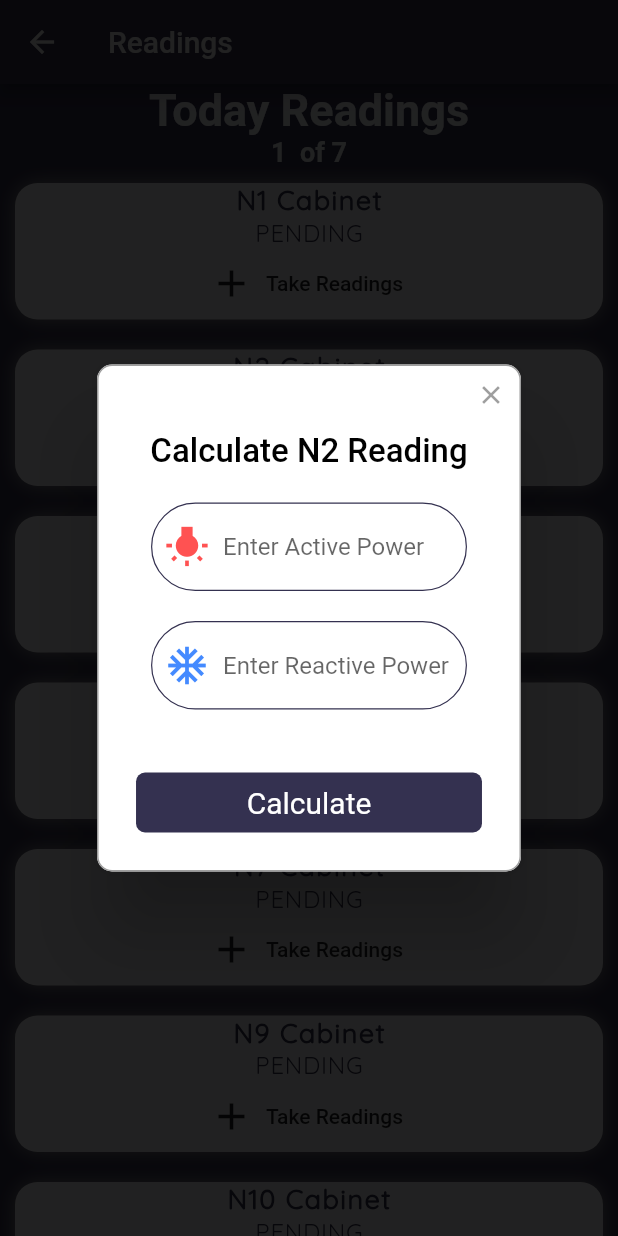
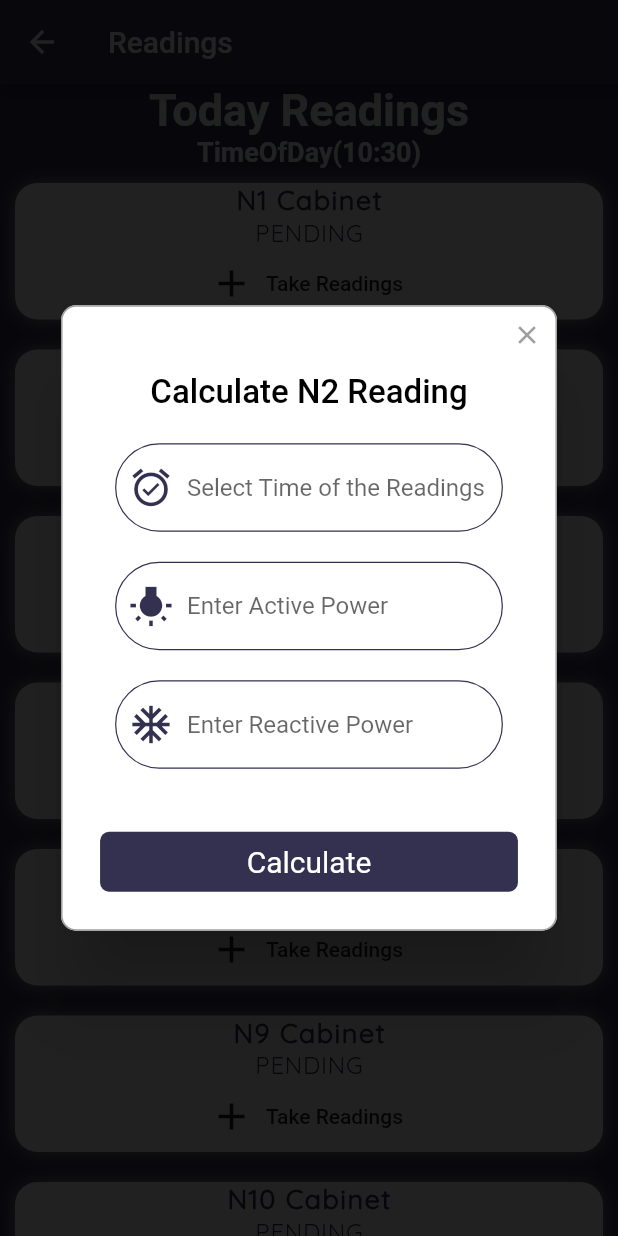
Before and after one commit to felexkuria/Substation-App, a Flutter app: the ReadingScreen screen opened by its route, after a tap on "N2 Cabinet", on a phone screen of 412 x 824 dp. Run offline on Flutter 3.47's test engine with Material 2 defaults, Android fonts, the phone set to English and light mode, and no system bars; drawn by our look-alikes of rflutter_alert; our stand-ins replace firebase_auth, firebase_core, fluttertoast, google_sign_in; accounts and stored records are empty.

Commit message:
finished few bugs

```diff
--- a/lib/constants/constant.dart
+++ b/lib/constants/constant.dart
@@ -15,7 +15,7 @@ const kInputdecoration = InputDecoration(
     fillColor: Colors.white,
     prefixIcon: Icon(
       Icons.wb_incandescent,
-      color: Colors.redAccent,
+      color: Color(0xFF343150),
       size: 30.0,
     ),
     border: OutlineInputBorder(
@@ -34,7 +34,7 @@ const kInputdecoration = InputDecoration(
 const kReactivedecoration = InputDecoration(
   prefixIcon: Icon(
     Icons.ac_unit,
-    color: Colors.blueAccent,
+    color: Color(0xFF343150),
     size: 30.0,
   ),
   filled: true,
@@ -53,3 +53,25 @@ const kReactivedecoration = InputDecoration(
     borderSide: BorderSide(width: 0.8, color: activeCardColor),
   ),
 );
+const kTimedecoration = InputDecoration(
+  prefixIcon: Icon(
+    Icons.alarm_on,
+    color: Color(0xFF343150),
+    size: 30.0,
+  ),
+  filled: true,
+  fillColor: Colors.white,
+  hintText: 'Select Time of the Readings',
+  border: OutlineInputBorder(
+    borderRadius: BorderRadius.all(
+      Radius.circular(30.0),
+    ),
+    borderSide: BorderSide(width: 0.8),
+  ),
+  enabledBorder: OutlineInputBorder(
+    borderRadius: BorderRadius.all(
+      Radius.circular(30.0),
+    ),
+    borderSide: BorderSide(width: 0.8, color: activeCardColor),
+  ),
+);
--- a/lib/main.dart
+++ b/lib/main.dart
@@ -3,13 +3,20 @@ import 'package:substation_app/screens/dashboard.dart';
 import 'package:substation_app/screens/homescreen.dart';
 import 'package:substation_app/screens/reading_screen.dart';
 import 'package:substation_app/screens/worker.dart';
-import 'package:substation_app/widgets/reading_card.dart';
+
+const inActiveCardColor = Color(0xFFF9FAFC);
+const activeCardColor = Color(0xFF3A3756);
 
 void main() {
   runApp(MaterialApp(
     debugShowCheckedModeBanner: false,
     theme: ThemeData(
-      primaryColor: Color(0xFF3A3756),
+      primaryColor: Color(0xFF343150),
+      timePickerTheme: TimePickerThemeData(
+          backgroundColor: Color(0xFF343150),
+          dialHandColor: activeCardColor,
+          // hourMinuteColor: inActiveCardColor,
+          hourMinuteTextColor: Colors.white),
     ),
     initialRoute: '/',
     routes: {
--- a/lib/models/user.dart
+++ b/lib/models/user.dart
@@ -1,5 +1,3 @@
-import 'package:flutter/widgets.dart';
-
 class User {
   String name;
   String shift;
--- a/lib/screens/homescreen.dart
+++ b/lib/screens/homescreen.dart
@@ -4,8 +4,6 @@ import 'package:flutter/material.dart';
 import 'package:fluttertoast/fluttertoast.dart';
 import 'package:rflutter_alert/rflutter_alert.dart';
 
-import 'file:///C:/Users/User/Documents/Project%20Genesis/Android%20Projects/Flutter/substation_app/lib/services/sign_in.dart';
-import 'package:substation_app/screens/dashboard.dart';
 import 'package:substation_app/widgets/custom_text_field.dart';
 import 'package:http/http.dart' as http;
 
--- a/lib/screens/reading_screen.dart
+++ b/lib/screens/reading_screen.dart
@@ -1,7 +1,6 @@
 import 'package:flutter/material.dart';
 import 'package:rflutter_alert/rflutter_alert.dart';
 import 'package:substation_app/widgets/custom_text_field.dart';
-import 'package:substation_app/widgets/person_card.dart';
 import 'package:substation_app/widgets/reading_card.dart';
 import 'package:substation_app/constants/constant.dart';
 
@@ -14,6 +13,7 @@ String processing;
 
 // String _displayName;
 bool _loading = false;
+TimeOfDay _timeOfDay = TimeOfDay.now();
 
 class ReadingScreen extends StatefulWidget {
   @override
@@ -21,6 +21,18 @@ class ReadingScreen extends StatefulWidget {
 }
 
 class _ReadingScreenState extends State<ReadingScreen> {
+  TextEditingController _timeController = TextEditingController();
+  void _handleTime() async {
+    final TimeOfDay timeOfDay =
+        await showTimePicker(context: context, initialTime: TimeOfDay.now());
+    if (timeOfDay != null && timeOfDay != _timeOfDay) {
+      setState(() {
+        _timeOfDay = timeOfDay;
+      });
+      _timeController.text = _timeOfDay.toString();
+    }
+  }
+
   @override
   Widget build(BuildContext context) {
     return Scaffold(
@@ -44,7 +56,7 @@ class _ReadingScreenState extends State<ReadingScreen> {
                         fontWeight: FontWeight.bold),
                   ),
                   Text(
-                    '1  of 7',
+                    _timeOfDay.toString(),
                     style: kLabelTextStyle,
                   )
                 ],
@@ -65,64 +77,7 @@ class _ReadingScreenState extends State<ReadingScreen> {
                   status: 'PENDING',
                   fontW: FontWeight.w300,
                   onPressed: () {
-                    Alert(
-                        context: context,
-                        title: "Calculate N2 Reading",
-                        content: Padding(
-                          padding: EdgeInsets.all(16.0),
-                          child: Column(
-                            // crossAxisAlignment: CrossAxisAlignment.stretch,
-                            children: <Widget>[
-                              Column(
-                                children: <Widget>[
-                                  TextField(
-                                    decoration: kInputdecoration,
-                                    onChanged: (validator) {
-                                      setState(() {
-                                        _activepower = validator;
-                                        processing = _activepower;
-                                        print(_activepower);
-                                      });
-                                    },
-                                  ),
-                                  SizedBox(
-                                    height: 20.0,
-                                  ),
-                                  TextField(
-                                    decoration: kReactivedecoration,
-                                    // validator: emailValidator,
-
-                                    onChanged: (validator) {
-                                      setState(() {
-                                        _reactivepower = validator;
-                                        print(_reactivepower);
-                                      });
-                                    },
-                                  ),
-                                ],
-                              ),
-                            ],
-                          ),
-                        ),
-                        buttons: [
-                          DialogButton(
-                            color: Color(0xFF343150),
-                            onPressed: () {
-                              Navigator.popAndPushNamed(context, '/reading');
-                              print(_activepower);
-                              print(_reactivepower);
-                            },
-                            child: _loading == false
-                                ? Text(
-                                    "Calculate",
-                                    style: TextStyle(
-                                        color: Colors.white, fontSize: 20),
-                                  )
-                                : CircularProgressIndicator(
-                                    backgroundColor: Colors.red,
-                                  ),
-                          ),
-                        ]).show();
+                    buildAlert(context).show();
                   },
                 ),
                 ReadingCard(
@@ -140,6 +95,7 @@ class _ReadingScreenState extends State<ReadingScreen> {
                             children: <Widget>[
                               Form(
                                 key: _formKey,
+                                // ignore: deprecated_member_use
                                 autovalidate: _autoValidate,
                                 child: Column(
                                   children: <Widget>[
@@ -208,6 +164,7 @@ class _ReadingScreenState extends State<ReadingScreen> {
                             children: <Widget>[
                               Form(
                                 key: _formKey,
+                                // ignore: deprecated_member_use
                                 autovalidate: _autoValidate,
                                 child: Column(
                                   children: <Widget>[
@@ -262,6 +219,7 @@ class _ReadingScreenState extends State<ReadingScreen> {
                             children: <Widget>[
                               Form(
                                 key: _formKey,
+                                // ignore: deprecated_member_use
                                 autovalidate: _autoValidate,
                                 child: Column(
                                   children: <Widget>[
@@ -316,6 +274,7 @@ class _ReadingScreenState extends State<ReadingScreen> {
                             children: <Widget>[
                               Form(
                                 key: _formKey,
+                                // ignore: deprecated_member_use
                                 autovalidate: _autoValidate,
                                 child: Column(
                                   children: <Widget>[
@@ -370,6 +329,7 @@ class _ReadingScreenState extends State<ReadingScreen> {
                             children: <Widget>[
                               Form(
                                 key: _formKey,
+                                // ignore: deprecated_member_use
                                 autovalidate: _autoValidate,
                                 child: Column(
                                   children: <Widget>[
@@ -414,4 +374,72 @@ class _ReadingScreenState extends State<ReadingScreen> {
           },
         ));
   }
+
+  Alert buildAlert(BuildContext context) {
+    return Alert(
+        context: context,
+        title: "Calculate N2 Reading",
+        content: Padding(
+          padding: EdgeInsets.all(16.0),
+          child: Column(
+            // crossAxisAlignment: CrossAxisAlignment.stretch,
+            children: <Widget>[
+              Column(
+                children: <Widget>[
+                  TextField(
+                      readOnly: true,
+                      controller: _timeController,
+                      onTap: _handleTime,
+                      decoration: kTimedecoration),
+                  SizedBox(
+                    height: 20.0,
+                  ),
+                  TextField(
+                    decoration: kInputdecoration,
+                    onChanged: (validator) {
+                      setState(() {
+                        _activepower = validator;
+                        processing = _activepower;
+                        print(_activepower);
+                      });
+                    },
+                  ),
+                  SizedBox(
+                    height: 20.0,
+                  ),
+                  TextField(
+                    decoration: kReactivedecoration,
+                    // validator: emailValidator,
+
+                    onChanged: (validator) {
+                      setState(() {
+                        _reactivepower = validator;
+                        print(_reactivepower);
+                      });
+                    },
+                  ),
+                ],
+              ),
+            ],
+          ),
+        ),
+        buttons: [
+          DialogButton(
+            color: Color(0xFF343150),
+            onPressed: () {
+              Navigator.popAndPushNamed(context, '/reading');
+              print(_activepower);
+              print(_reactivepower);
+            },
+            child: _loading == false
+                ? Text(
+                    "Calculate",
+                    style: TextStyle(color: Colors.white, fontSize: 20),
+                  )
+                : CircularProgressIndicator(
+                    backgroundColor: Colors.red,
+                  ),
+          ),
+        ]);
+  }
 }
--- a/lib/widgets/reading_card.dart
+++ b/lib/widgets/reading_card.dart
@@ -1,7 +1,5 @@
 import 'package:flutter/material.dart';
 import 'package:substation_app/constants/constant.dart';
-import 'package:substation_app/main.dart';
-import 'package:substation_app/screens/dashboard.dart';
 
 const inActiveCardColor = Color(0xFFF9FAFC);
 const activeCardColor = Color(0xFF343150);
```
Also changed, not shown: lib/screens/dashboard.dart (+10 -1 lines), lib/screens/worker.dart (+12 -2 lines), 1 other file.
